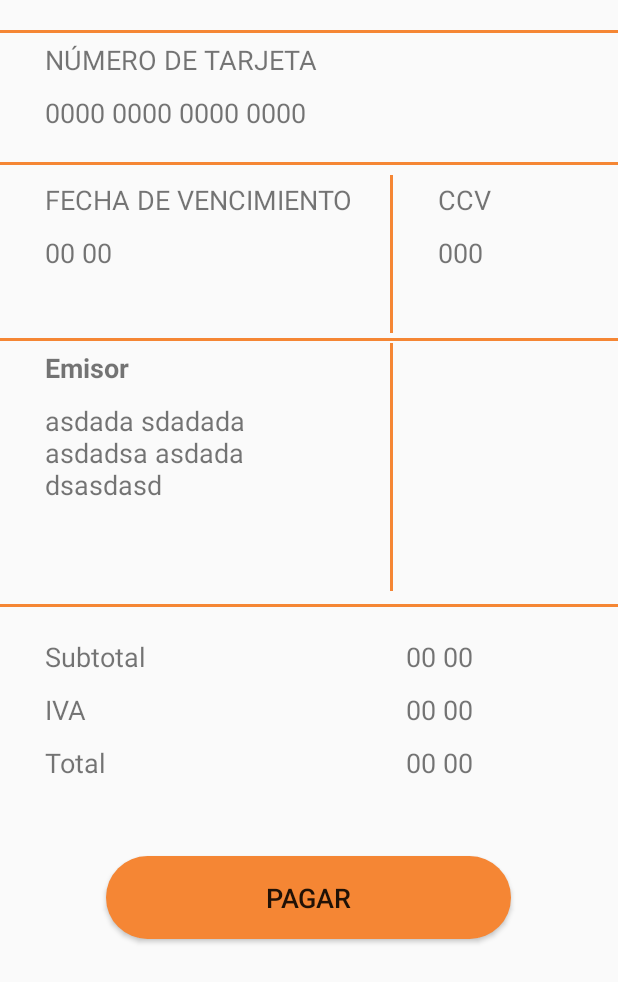
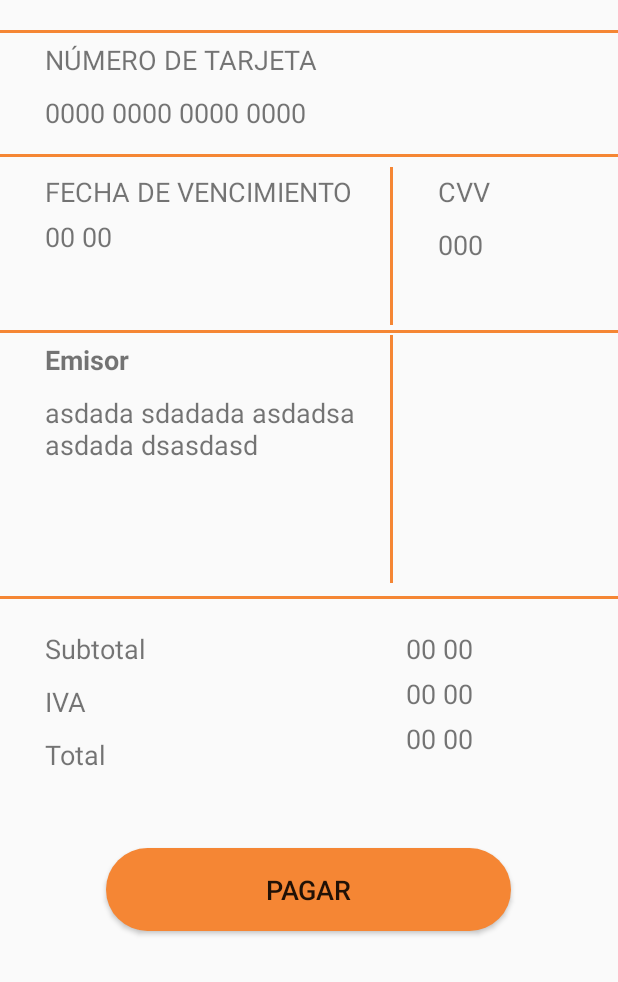
Before and after one commit to NallelyRAM/Pestamos_Faciles, an Android app: the PagoActivity screen opened directly, with no data from a screen before it, on a phone screen of 412 x 824 dp. Shown: the top 982 px of the screen. Run offline under Robolectric (Android 15) with nearby library versions, the light colour scheme and no system bars.

```diff
--- a/app/src/main/res/layout/detalle_tarjeta.xml
+++ b/app/src/main/res/layout/detalle_tarjeta.xml
@@ -10,7 +10,7 @@
         android:orientation="vertical"
         android:layout_marginTop="20dp"
         android:layout_marginBottom="5dp"
-        android:layout_marginStart="25dp"
+        android:layout_marginStart="20dp"
         android:layout_marginEnd="20dp"
         android:background="@drawable/round_textview">
 
--- a/app/src/main/res/layout/pago.xml
+++ b/app/src/main/res/layout/pago.xml
@@ -23,8 +23,8 @@
 
     <TextView
         android:id="@+id/tv_numeroTarjeta"
-        android:layout_width="330dp"
-        android:layout_height="30dp"
+        android:layout_width="match_parent"
+        android:layout_height="wrap_content"
         android:layout_marginTop="5dp"
         android:layout_marginLeft="30dp"
         android:textSize="18sp"
@@ -49,8 +49,8 @@
 
             <TextView
                 android:id="@+id/tv_vencimiento"
-                android:layout_width="210dp"
-                android:layout_height="30dp"
+                android:layout_width="match_parent"
+                android:layout_height="wrap_content"
                 android:layout_marginTop="5dp"
                 android:layout_marginLeft="30dp"
                 android:textSize="18sp"
@@ -86,12 +86,12 @@
                 android:layout_marginTop="5dp"
                 android:layout_marginLeft="30dp"
                 android:textSize="18sp"
-                android:text="CCV"/>
+                android:text="CVV"/>
 
             <TextView
                 android:id="@+id/tv_numeroCCV"
-                android:layout_width="30dp"
-                android:layout_height="30dp"
+                android:layout_width="match_parent"
+                android:layout_height="wrap_content"
                 android:layout_marginTop="5dp"
                 android:layout_marginLeft="30dp"
                 android:textSize="18sp"
@@ -127,8 +127,8 @@
 
             <TextView
                 android:id="@+id/tv_emisor"
-                android:layout_width="200dp"
-                android:layout_height="100dp"
+                android:layout_width="match_parent"
+                android:layout_height="wrap_content"
                 android:layout_marginTop="5dp"
                 android:layout_marginLeft="30dp"
                 android:textSize="18sp"
@@ -205,8 +205,8 @@
 
             <TextView
                 android:id="@+id/tv_cantidadSubtotal"
-                android:layout_width="100dp"
-                android:layout_height="30dp"
+                android:layout_width="match_parent"
+                android:layout_height="wrap_content"
                 android:layout_marginLeft="5dp"
                 android:layout_marginTop="5dp"
                 android:text="00 00"
@@ -214,8 +214,8 @@
 
             <TextView
                 android:id="@+id/tv_cantidadIVA"
-                android:layout_width="100dp"
-                android:layout_height="30dp"
+                android:layout_width="match_parent"
+                android:layout_height="wrap_content"
                 android:layout_marginLeft="5dp"
                 android:layout_marginTop="5dp"
                 android:text="00 00"
@@ -223,8 +223,8 @@
 
             <TextView
                 android:id="@+id/tv_cantidadTotal"
-                android:layout_width="100dp"
-                android:layout_height="30dp"
+                android:layout_width="match_parent"
+                android:layout_height="wrap_content"
                 android:layout_marginLeft="5dp"
                 android:layout_marginTop="5dp"
                 android:text="00 00"
```
Also changed, not shown: app/src/main/java/mx/itson/edu/prestamosfaciles/MisTarjetasActivity.kt (+15 -1 lines), app/src/main/res/layout/activity_condiciones.xml (+19 -10 lines), app/src/main/res/layout/cuenta.xml (+12 -3 lines), app/src/main/res/layout/datos.xml (+20 -19 lines), app/src/main/res/layout/mis_tarjetas.xml (+12 -3 lines), app/src/main/res/layout/principal.xml (+14 -2 lines), app/src/main/res/layout/privacidad.xml (+3 -4 lines).
